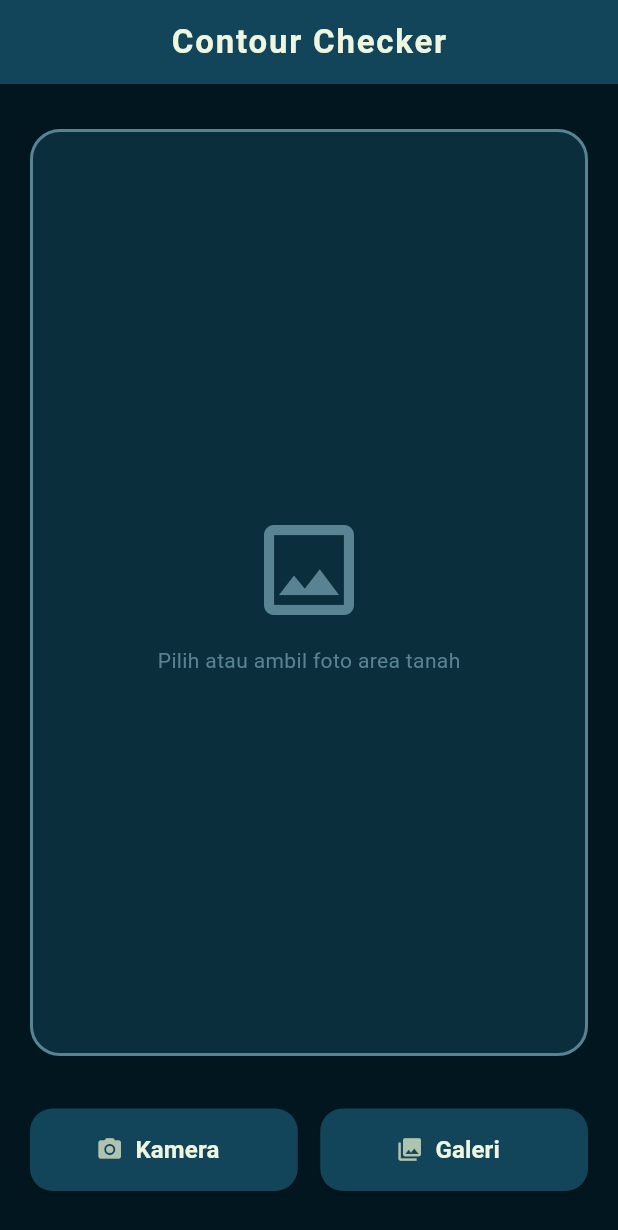
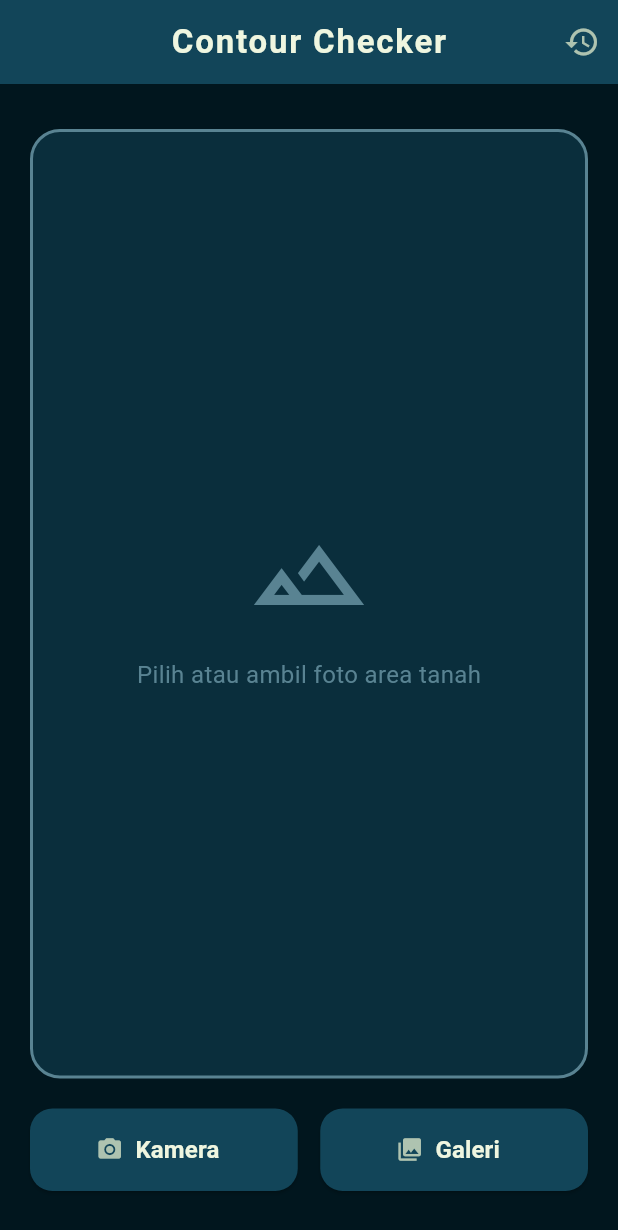
Before and after one commit to Faliqazzaki/Countur-Checker-Aplication, a Flutter app: the screen it shows after launch, after a tap on "START", on a phone screen of 412 x 824 dp. Shown: the top 1230 px of the screen. Run offline on Flutter 3.47's test engine with Material 3 defaults, Android fonts, the light colour scheme and no system bars; our stand-ins replace hive, hive_flutter, image_picker; accounts and stored records are empty.

Commit message:
make flutter UI for mobile app

```diff
--- a/flutter_app/lib/main.dart
+++ b/flutter_app/lib/main.dart
@@ -1,7 +1,18 @@
 import 'package:flutter/material.dart';
+import 'package:hive/hive.dart';
+import 'package:hive_flutter/hive_flutter.dart';
 import 'views/landing_view.dart';
 
-void main() {
+void main() async {
+  // 2. Wajib ditambahkan agar Flutter siap menjalankan proses sebelum UI dirender
+  WidgetsFlutterBinding.ensureInitialized();
+
+  // 3. Menyalakan mesin Hive
+  await Hive.initFlutter();
+
+  // 4. Membuka kotak penyimpanan bernama 'historyBox'
+  await Hive.openBox('historyBox');
+
   runApp(const ContourApp());
 }
 
@@ -14,16 +25,12 @@ class ContourApp extends StatelessWidget {
       title: 'Contour Checker',
       debugShowCheckedModeBanner: false,
       theme: ThemeData(
-        scaffoldBackgroundColor: const Color(0xFF01161E), // 01161e
-        primaryColor: const Color(0xFF124559), // 124559
+        scaffoldBackgroundColor: const Color(0xFF01161E),
+        primaryColor: const Color(0xFF124559),
         appBarTheme: const AppBarTheme(
           backgroundColor: Color(0xFF124559),
-          foregroundColor: Color(0xFFEFF6E0), // eff6e0
+          foregroundColor: Color(0xFFEFF6E0),
           elevation: 0,
-        ),
-        textTheme: const TextTheme(
-          bodyMedium: TextStyle(color: Color(0xFFEFF6E0)),
-          titleLarge: TextStyle(color: Color(0xFFEFF6E0)),
         ),
       ),
       home: const LandingView(),
--- a/flutter_app/lib/views/home_view.dart
+++ b/flutter_app/lib/views/home_view.dart
@@ -1,9 +1,11 @@
 import 'dart:io';
-import 'dart:typed_data'; // Untuk menangani format byte gambar dari API
+import 'dart:typed_data';
 import 'package:flutter/material.dart';
 import 'package:image_picker/image_picker.dart';
-import 'package:http/http.dart' as http; // Package untuk HTTP Request
+import 'package:http/http.dart' as http;
 import '../widgets/custom_action_button.dart';
+import 'package:hive/hive.dart';
+import 'history_view.dart';
 
 class HomeView extends StatefulWidget {
   const HomeView({super.key});
@@ -14,8 +16,11 @@ class HomeView extends StatefulWidget {
 
 class _HomeViewState extends State<HomeView> {
   File? _selectedImage;
-  Uint8List? _processedImage; // Menyimpan gambar hasil dari AI
-  bool _isLoading = false; // Status loading saat menunggu AI bekerja
+  Uint8List? _processedImage;
+  bool _isLoading = false;
+
+  // Variabel baru untuk menyimpan mode yang dipilih (default: 'contour')
+  String _selectedMode = 'contour';
 
   final ImagePicker _picker = ImagePicker();
 
@@ -30,7 +35,8 @@ class _HomeViewState extends State<HomeView> {
       if (pickedFile != null) {
         setState(() {
           _selectedImage = File(pickedFile.path);
-          _processedImage = null; // Reset hasil sebelumnya jika milih foto baru
+          _processedImage = null; // Reset hasil AI jika memilih foto baru
+          _selectedMode = 'contour'; // Kembalikan ke opsi default
         });
       }
     } catch (e) {
@@ -38,7 +44,7 @@ class _HomeViewState extends State<HomeView> {
     }
   }
 
-  // 2. Fungsi mengirim gambar ke Backend Python
+  // 2. Fungsi mengirim gambar dan opsi mode ke Backend Python
   Future<void> _processImage() async {
     if (_selectedImage == null) return;
 
@@ -47,25 +53,33 @@ class _HomeViewState extends State<HomeView> {
     });
 
     try {
-      // PENTING: IP Address Server
-      final uri = Uri.parse('http://10.10.80.41:8000/process-image/');
+      // PENTING: Gunakan 10.0.2.2 untuk emulator, atau IP Laptop untuk HP fisik
+      final uri = Uri.parse('http://192.168.1.3:8000/process-image/');
 
       var request = http.MultipartRequest('POST', uri);
-      request.files.add(await http.MultipartFile.fromPath('file', _selectedImage!.path));
+      request.files.add(
+        await http.MultipartFile.fromPath('file', _selectedImage!.path),
+      );
+
+      // Mengirimkan mode yang dipilih ke Python
+      request.fields['mode'] = _selectedMode;
 
       var response = await request.send();
 
       if (response.statusCode == 200) {
-        // Ambil gambar balasan dari server dalam bentuk bytes
         var responseData = await response.stream.toBytes();
         setState(() {
           _processedImage = responseData;
         });
       } else {
-        _showErrorSnackBar('Gagal memproses gambar. Server mengembalikan status: ${response.statusCode}');
+        _showErrorSnackBar(
+          'Gagal memproses gambar. Status: ${response.statusCode}',
+        );
       }
     } catch (e) {
-      _showErrorSnackBar('Tidak dapat terhubung ke server. Pastikan server Python menyala.');
+      _showErrorSnackBar(
+        'Tidak dapat terhubung ke server. Pastikan server Python menyala.',
+      );
     } finally {
       setState(() {
         _isLoading = false;
@@ -73,9 +87,32 @@ class _HomeViewState extends State<HomeView> {
     }
   }
 
+  // Fungsi untuk mereset tampilan agar bisa mencoba gambar lain dengan cepat
+  void _resetView() {
+    setState(() {
+      _selectedImage = null;
+      _processedImage = null;
+      _selectedMode = 'contour';
+    });
+  }
+
   void _showErrorSnackBar(String message) {
     ScaffoldMessenger.of(context).showSnackBar(
       SnackBar(content: Text(message), backgroundColor: Colors.red),
+    );
+  }
+
+  void _showSuccessSnackBar(String message) {
+    ScaffoldMessenger.of(context).showSnackBar(
+      SnackBar(
+        content: Text(message),
+        backgroundColor: const Color(0xFFAEC3B0),
+        action: SnackBarAction(
+          label: 'OK',
+          textColor: const Color(0xFF01161E),
+          onPressed: () {},
+        ),
+      ),
     );
   }
 
@@ -88,6 +125,26 @@ class _HomeViewState extends State<HomeView> {
           style: TextStyle(fontWeight: FontWeight.bold, letterSpacing: 1.2),
         ),
         centerTitle: true,
+        actions: [
+          // Tombol Reset
+          if (_selectedImage != null)
+            IconButton(
+              icon: const Icon(Icons.refresh, color: Color(0xFFAEC3B0)),
+              tooltip: 'Coba Gambar Lain',
+              onPressed: _resetView,
+            ),
+          // Tombol Riwayat (Ditambahkan di sini)
+          IconButton(
+            icon: const Icon(Icons.history, color: Color(0xFFAEC3B0)),
+            tooltip: 'Lihat Riwayat',
+            onPressed: () {
+              Navigator.push(
+                context,
+                MaterialPageRoute(builder: (context) => const HistoryView()),
+              );
+            },
+          ),
+        ],
       ),
       body: Padding(
         padding: const EdgeInsets.all(20.0),
@@ -95,7 +152,7 @@ class _HomeViewState extends State<HomeView> {
           children: [
             const SizedBox(height: 10),
 
-            // Area Preview Gambar
+            // --- AREA PREVIEW GAMBAR ---
             Expanded(
               child: Container(
                 width: double.infinity,
@@ -106,10 +163,11 @@ class _HomeViewState extends State<HomeView> {
                 ),
                 child: _isLoading
                     ? const Center(
-                      child: CircularProgressIndicator(color: Color(0xFFAEC3B0)),
+                        child: CircularProgressIndicator(
+                          color: Color(0xFFAEC3B0),
+                        ),
                       )
                     : _processedImage != null
-                      // Menampilkan hasil dari AI
                     ? ClipRRect(
                         borderRadius: BorderRadius.circular(18),
                         child: Image.memory(
@@ -119,7 +177,6 @@ class _HomeViewState extends State<HomeView> {
                         ),
                       )
                     : _selectedImage != null
-                          // Menampilkan foto asli sebelum diproses
                     ? ClipRRect(
                         borderRadius: BorderRadius.circular(18),
                         child: Image.file(
@@ -131,11 +188,18 @@ class _HomeViewState extends State<HomeView> {
                     : const Column(
                         mainAxisAlignment: MainAxisAlignment.center,
                         children: [
-                                Icon(Icons.image_outlined, size: 80, color: Color(0xFF598392)),
-                                SizedBox(height: 10),
+                          Icon(
+                            Icons.terrain_outlined,
+                            size: 80,
+                            color: Color(0xFF598392),
+                          ),
+                          SizedBox(height: 15),
                           Text(
                             'Pilih atau ambil foto area tanah',
-                                  style: TextStyle(color: Color(0xFF598392)),
+                            style: TextStyle(
+                              color: Color(0xFF598392),
+                              fontSize: 16,
+                            ),
                           ),
                         ],
                       ),
@@ -143,7 +207,44 @@ class _HomeViewState extends State<HomeView> {
             ),
             const SizedBox(height: 20),
 
-            // Tombol Proses AI (Hanya muncul jika gambar sudah dipilih dan belum diproses)
+            // --- MENU PILIHAN GAYA OUTPUT (Hanya muncul sebelum diproses) ---
+            if (_selectedImage != null && _processedImage == null)
+              Padding(
+                padding: const EdgeInsets.only(bottom: 15.0),
+                child: SegmentedButton<String>(
+                  segments: const [
+                    ButtonSegment(value: 'contour', label: Text('Garis')),
+                    ButtonSegment(
+                      value: 'topographic',
+                      label: Text('Peta'),
+                    ), // MODE PETA TOPOGRAFI
+                  ],
+                  selected: {_selectedMode},
+                  onSelectionChanged: (Set<String> newSelection) {
+                    setState(() {
+                      _selectedMode = newSelection.first;
+                    });
+                  },
+                  style: ButtonStyle(
+                    backgroundColor: WidgetStateProperty.resolveWith<Color>((
+                      states,
+                    ) {
+                      if (states.contains(WidgetState.selected))
+                        return const Color(0xFFAEC3B0);
+                      return const Color(0xFF124559);
+                    }),
+                    foregroundColor: WidgetStateProperty.resolveWith<Color>((
+                      states,
+                    ) {
+                      if (states.contains(WidgetState.selected))
+                        return const Color(0xFF01161E);
+                      return const Color(0xFFEFF6E0);
+                    }),
+                  ),
+                ),
+              ),
+
+            // --- TOMBOL PROSES AI ---
             if (_selectedImage != null && _processedImage == null)
               SizedBox(
                 width: double.infinity,
@@ -152,20 +253,25 @@ class _HomeViewState extends State<HomeView> {
                   style: ElevatedButton.styleFrom(
                     backgroundColor: const Color(0xFFAEC3B0),
                     foregroundColor: const Color(0xFF01161E),
-                    shape: RoundedRectangleBorder(borderRadius: BorderRadius.circular(15)),
+                    shape: RoundedRectangleBorder(
+                      borderRadius: BorderRadius.circular(15),
+                    ),
                   ),
                   onPressed: _isLoading ? null : _processImage,
                   icon: const Icon(Icons.auto_awesome),
                   label: const Text(
-                    'PROSES KONTUR',
+                    'PROSES GAMBAR',
                     style: TextStyle(fontSize: 18, fontWeight: FontWeight.bold),
                   ),
                 ),
               ),
 
-            const SizedBox(height: 15),
+            // Jarak tambahan jika tombol proses hilang
+            if (_processedImage != null) const SizedBox(height: 15),
 
-            // Baris Tombol Aksi (Kamera & Galeri)
+            // --- TOMBOL KAMERA & GALERI ---
+            if (_processedImage ==
+                null) // Sembunyikan tombol ini jika AI sudah selesai memproses
               Row(
                 children: [
                   Expanded(
@@ -185,6 +291,45 @@ class _HomeViewState extends State<HomeView> {
                   ),
                 ],
               ),
+
+            // --- TOMBOL SIMPAN HASIL (Hanya muncul jika sudah ada hasil AI) ---
+            if (_processedImage != null)
+              SizedBox(
+                width: double.infinity,
+                height: 55,
+                child: ElevatedButton.icon(
+                  style: ElevatedButton.styleFrom(
+                    backgroundColor: const Color(0xFF124559),
+                    foregroundColor: const Color(0xFFEFF6E0),
+                    side: const BorderSide(color: Color(0xFFAEC3B0), width: 2),
+                    shape: RoundedRectangleBorder(
+                      borderRadius: BorderRadius.circular(15),
+                    ),
+                  ),
+                  onPressed: () {
+                    // Memanggil kotak penyimpanan Hive
+                    var box = Hive.box('historyBox');
+
+                    // Menyimpan data sebagai Map (Kamus)
+                    box.add({
+                      'date': DateTime.now().toString(),
+                      'mode': _selectedMode,
+                      'original_path': _selectedImage!.path,
+                      'processed_bytes':
+                          _processedImage, // Uint8List langsung disimpan!
+                    });
+
+                    _showSuccessSnackBar(
+                      "Hasil berhasil disimpan ke dalam Riwayat!",
+                    );
+                  },
+                  icon: const Icon(Icons.save_alt),
+                  label: const Text(
+                    'SIMPAN KE RIWAYAT',
+                    style: TextStyle(fontSize: 18, fontWeight: FontWeight.bold),
+                  ),
+                ),
+              ),
             const SizedBox(height: 10),
           ],
         ),
--- a/flutter_app/pubspec.yaml
+++ b/flutter_app/pubspec.yaml
@@ -36,6 +36,8 @@ dependencies:
   cupertino_icons: ^1.0.8
   image_picker: ^1.2.2
   http: ^1.6.0
+  hive: ^2.2.3
+  hive_flutter: ^1.1.0
 
 dev_dependencies:
   flutter_test:
```
Also changed, not shown: flutter_app/lib/views/history_view.dart (added, +118 -0 lines), flutter_app/pubspec.lock, 2 other files. Lines whose indentation alone changed are shown as unchanged.
